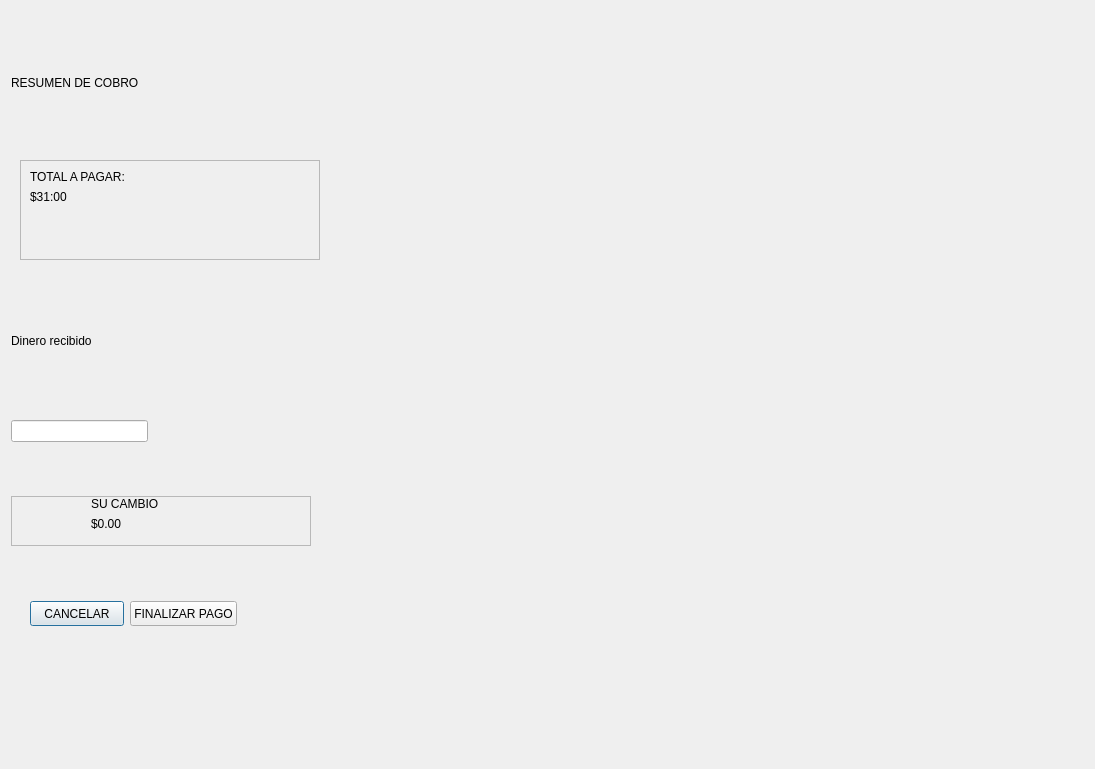
marcoaguilera2005maac-svg/PuntoDeVenta, file views/payment.ui: the form before one commit.
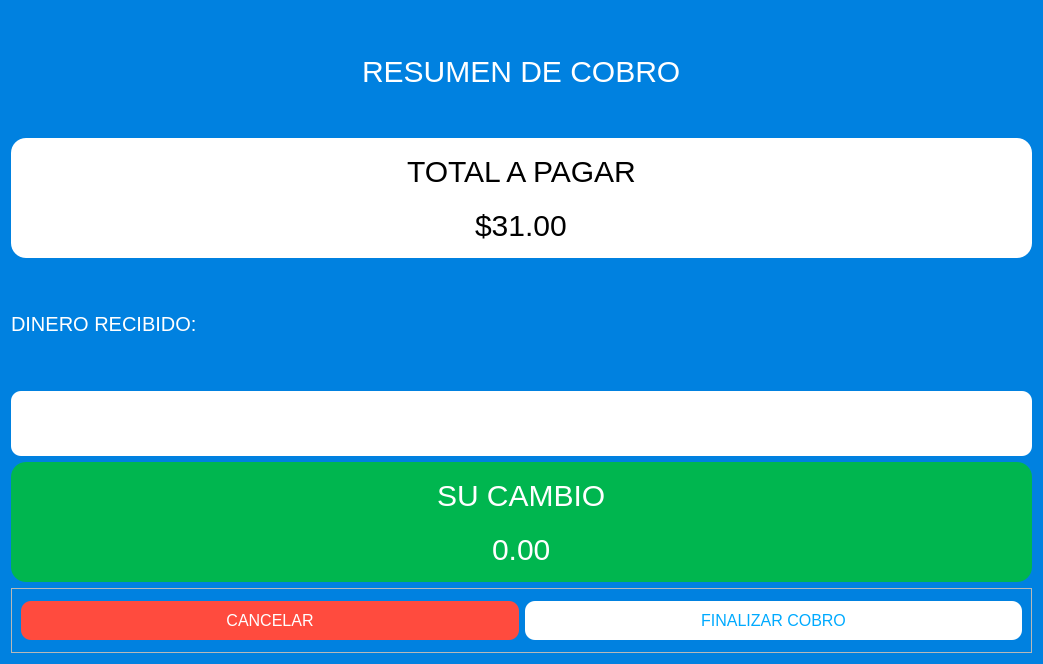
The form after the commit.

Commit message: payment y main

Diff of the .ui file:
```diff
--- a/views/payment.ui
+++ b/views/payment.ui
@@ -6,188 +6,209 @@
    <rect>
     <x>0</x>
     <y>0</y>
-    <width>1095</width>
-    <height>769</height>
+    <width>1043</width>
+    <height>664</height>
    </rect>
   </property>
   <property name="windowTitle">
    <string>Dialog</string>
   </property>
+  <property name="styleSheet">
+   <string notr="true">/* Fondo azul solo para la ventana principal */
+QDialog {
+    background-color: #0081E0;
+}
+
+/* Solo el cuadro del total será blanco */
+QFrame#frame_total {
+    background-color: white;
+    border-radius: 15px;
+}
+
+/* Solo el cuadro del cambio será verde */
+QFrame#frame_cambio {
+    background-color: #00B64F;
+    border-radius: 15px;
+}
+
+/* Etiquetas de texto */
+QLabel {
+    color: white;
+    font-family: &quot;Segoe UI&quot;;
+    font-size: 14px;
+}
+
+/* Estilo para los botones */
+QPushButton#btn_cancelar {
+    background-color: #FF4B3E;
+    color: white;
+    border-radius: 10px;
+    padding: 10px;
+}
+
+QPushButton#btn_finalizar {
+    background-color: white;
+    color: #0081E0;
+    border-radius: 10px;
+    padding: 10px;
+}
+
+/* El cuadro donde escribes el dinero */
+QLineEdit {
+    background-color: white;
+    border-radius: 10px;
+    padding: 8px;
+    color: #333;
+}</string>
+  </property>
+  <layout class="QVBoxLayout" name="verticalLayout">
+   <item alignment="Qt::AlignHCenter|Qt::AlignVCenter">
   <widget class="QLabel" name="label">
-   <property name="geometry">
-    <rect>
-     <x>11</x>
-     <y>58</y>
-     <width>300</width>
-     <height>50</height>
-    </rect>
-   </property>
-   <property name="minimumSize">
-    <size>
-     <width>300</width>
-     <height>50</height>
-    </size>
-   </property>
-   <property name="maximumSize">
-    <size>
-     <width>300</width>
-     <height>50</height>
-    </size>
+     <property name="font">
+      <font>
+       <family>Segoe UI</family>
+       <pointsize>-1</pointsize>
+      </font>
+     </property>
+     <property name="styleSheet">
+      <string notr="true">font-size: 30px; color: white;</string>
    </property>
    <property name="text">
     <string>RESUMEN DE COBRO</string>
    </property>
   </widget>
-  <widget class="QFrame" name="frame">
-   <property name="geometry">
-    <rect>
-     <x>20</x>
-     <y>160</y>
-     <width>300</width>
-     <height>100</height>
-    </rect>
-   </property>
-   <property name="minimumSize">
-    <size>
-     <width>300</width>
-     <height>100</height>
-    </size>
-   </property>
-   <property name="maximumSize">
-    <size>
-     <width>300</width>
-     <height>100</height>
-    </size>
-   </property>
+   </item>
+   <item>
+    <widget class="QFrame" name="frame_total">
    <property name="frameShape">
     <enum>QFrame::StyledPanel</enum>
    </property>
    <property name="frameShadow">
     <enum>QFrame::Raised</enum>
    </property>
-   <layout class="QFormLayout" name="formLayout">
-    <item row="0" column="0">
-     <widget class="QLabel" name="label_2">
-      <property name="text">
-       <string>TOTAL A PAGAR:</string>
-      </property>
-     </widget>
-    </item>
-    <item row="1" column="0">
-     <widget class="QLabel" name="label_5">
-      <property name="text">
-       <string>$31:00</string>
-      </property>
-     </widget>
-    </item>
-   </layout>
-  </widget>
+     <layout class="QVBoxLayout" name="verticalLayout_2">
+      <item alignment="Qt::AlignHCenter">
   <widget class="QLabel" name="label_3">
-   <property name="geometry">
-    <rect>
-     <x>11</x>
-     <y>316</y>
-     <width>300</width>
-     <height>50</height>
-    </rect>
-   </property>
-   <property name="minimumSize">
-    <size>
-     <width>300</width>
-     <height>50</height>
-    </size>
-   </property>
-   <property name="maximumSize">
-    <size>
-     <width>300</width>
-     <height>50</height>
-    </size>
+        <property name="font">
+         <font>
+          <family>Segoe UI</family>
+          <pointsize>-1</pointsize>
+         </font>
+        </property>
+        <property name="styleSheet">
+         <string notr="true">font-size: 30px; color: black;</string>
    </property>
    <property name="text">
-    <string>Dinero recibido</string>
-   </property>
-  </widget>
-  <widget class="QFrame" name="frame_3">
-   <property name="geometry">
-    <rect>
-     <x>11</x>
-     <y>496</y>
-     <width>300</width>
-     <height>50</height>
-    </rect>
-   </property>
-   <property name="minimumSize">
-    <size>
-     <width>300</width>
-     <height>50</height>
-    </size>
-   </property>
-   <property name="maximumSize">
-    <size>
-     <width>300</width>
-     <height>50</height>
-    </size>
-   </property>
-   <property name="frameShape">
-    <enum>QFrame::StyledPanel</enum>
-   </property>
-   <property name="frameShadow">
-    <enum>QFrame::Raised</enum>
-   </property>
+         <string>TOTAL A PAGAR</string>
+        </property>
+       </widget>
+      </item>
+      <item alignment="Qt::AlignHCenter">
    <widget class="QLabel" name="label_4">
-    <property name="geometry">
-     <rect>
-      <x>80</x>
-      <y>0</y>
-      <width>81</width>
-      <height>16</height>
-     </rect>
+        <property name="styleSheet">
+         <string notr="true">font-size: 30px; color: black;</string>
+        </property>
+        <property name="text">
+         <string>$31.00</string>
+        </property>
+       </widget>
+      </item>
+     </layout>
+    </widget>
+   </item>
+   <item alignment="Qt::AlignVCenter">
+    <widget class="QLabel" name="label_2">
+     <property name="font">
+      <font>
+       <family>Segoe UI</family>
+       <pointsize>-1</pointsize>
+      </font>
+     </property>
+     <property name="styleSheet">
+      <string notr="true">font-size: 20px; color: white;</string>
+     </property>
+     <property name="text">
+      <string>DINERO RECIBIDO:</string>
+     </property>
+    </widget>
+   </item>
+   <item>
+    <widget class="QLineEdit" name="lineEdit">
+     <property name="minimumSize">
+      <size>
+       <width>0</width>
+       <height>65</height>
+      </size>
+     </property>
+     <property name="font">
+      <font>
+       <pointsize>7</pointsize>
+      </font>
+     </property>
+    </widget>
+   </item>
+   <item>
+    <widget class="QFrame" name="frame_cambio">
+     <property name="frameShape">
+      <enum>QFrame::StyledPanel</enum>
+     </property>
+     <property name="frameShadow">
+      <enum>QFrame::Raised</enum>
+     </property>
+     <layout class="QVBoxLayout" name="verticalLayout_3">
+      <item alignment="Qt::AlignHCenter">
+       <widget class="QLabel" name="label_5">
+        <property name="styleSheet">
+         <string notr="true">font-size: 30px; color: white;</string>
     </property>
     <property name="text">
      <string>SU CAMBIO</string>
     </property>
    </widget>
+      </item>
+      <item alignment="Qt::AlignHCenter">
    <widget class="QLabel" name="label_6">
-    <property name="geometry">
-     <rect>
-      <x>80</x>
-      <y>20</y>
-      <width>55</width>
-      <height>16</height>
-     </rect>
+        <property name="font">
+         <font>
+          <family>Segoe UI</family>
+          <pointsize>-1</pointsize>
+         </font>
+        </property>
+        <property name="styleSheet">
+         <string notr="true">font-size: 30px; color: white;</string>
     </property>
     <property name="text">
-     <string>$0.00</string>
-    </property>
-   </widget>
-  </widget>
-  <widget class="QLineEdit" name="lineEdit">
-   <property name="geometry">
-    <rect>
-     <x>11</x>
-     <y>420</y>
-     <width>137</width>
-     <height>22</height>
-    </rect>
-   </property>
-  </widget>
-  <widget class="QWidget" name="">
-   <property name="geometry">
-    <rect>
-     <x>30</x>
-     <y>600</y>
-     <width>207</width>
-     <height>27</height>
-    </rect>
-   </property>
-   <layout class="QHBoxLayout" name="horizontalLayout_2">
+         <string>0.00</string>
+        </property>
+       </widget>
+      </item>
+     </layout>
+    </widget>
+   </item>
     <item>
-     <widget class="QPushButton" name="pushButton">
+    <widget class="QFrame" name="frame_3">
       <property name="maximumSize">
        <size>
-        <width>100</width>
-        <height>25</height>
-       </size>
+       <width>16777215</width>
+       <height>65</height>
+      </size>
+     </property>
+     <property name="frameShape">
+      <enum>QFrame::StyledPanel</enum>
+     </property>
+     <property name="frameShadow">
+      <enum>QFrame::Raised</enum>
+     </property>
+     <layout class="QHBoxLayout" name="horizontalLayout">
+      <item>
+       <widget class="QPushButton" name="btn_cancelar">
+        <property name="font">
+         <font>
+          <pointsize>-1</pointsize>
+         </font>
+        </property>
+        <property name="styleSheet">
+         <string notr="true">font-size: 16px; color: white;</string>
       </property>
       <property name="text">
        <string>CANCELAR</string>
@@ -195,20 +216,24 @@
      </widget>
     </item>
     <item>
-     <widget class="QPushButton" name="pushButton_2">
-      <property name="maximumSize">
-       <size>
-        <width>130</width>
-        <height>25</height>
-       </size>
+       <widget class="QPushButton" name="btn_finalizar">
+        <property name="font">
+         <font>
+          <pointsize>-1</pointsize>
+         </font>
+        </property>
+        <property name="styleSheet">
+         <string notr="true">font-size: 16px; color: rgb(0, 170, 255);</string>
       </property>
       <property name="text">
-       <string>FINALIZAR PAGO</string>
+         <string>FINALIZAR COBRO</string>
       </property>
      </widget>
     </item>
    </layout>
   </widget>
+   </item>
+  </layout>
  </widget>
  <resources/>
  <connections/>
```
Lines whose indentation alone changed are shown as unchanged. The commit also changes 1 other file.
